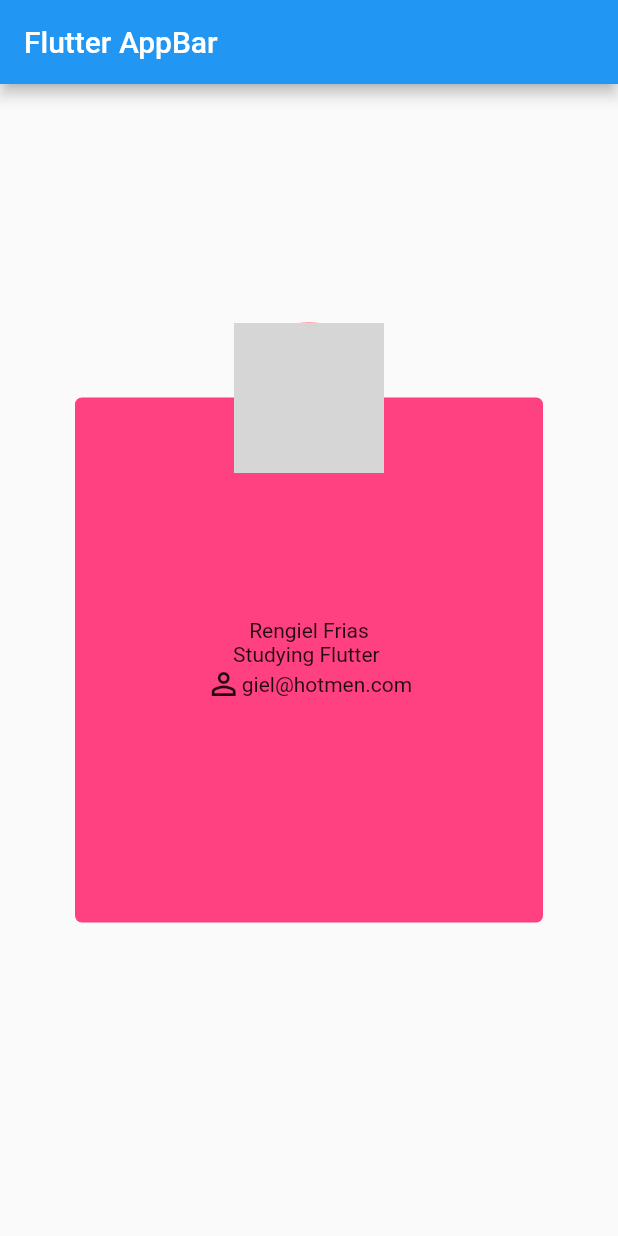
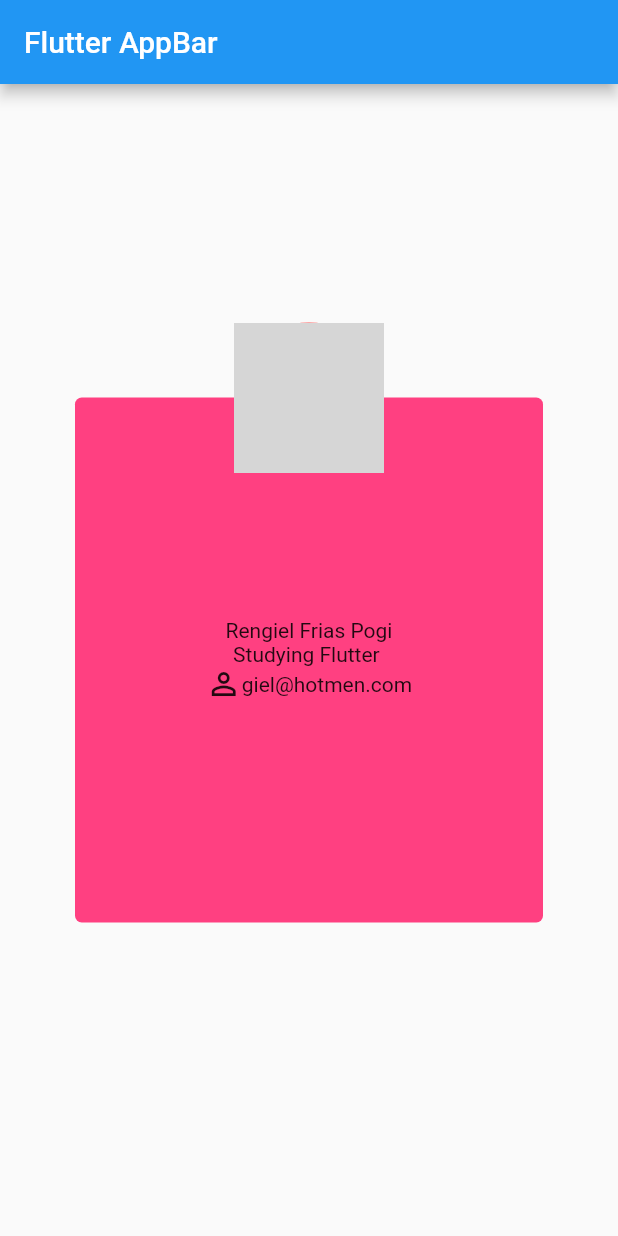
Before and after one commit to OJTBCS/PriceVerifierAndroipApp, a Flutter app: the screen it shows after launch, on a phone screen of 412 x 824 dp. Run offline on Flutter 3.47's test engine with Material 2 defaults, Android fonts, the phone set to English and light mode, and no system bars; network calls fail; grey boxes are pictures that could not be loaded.

Commit message:
Second Commit

```diff
--- a/lib/ui/home.dart
+++ b/lib/ui/home.dart
@@ -32,7 +32,7 @@ class BizCard extends StatelessWidget {
       child: Column(
         mainAxisAlignment: MainAxisAlignment.center,
         children: [
-          const Text ('Rengiel Frias'),
+          const Text ('Rengiel Frias Pogi'),
           const Text('Studying Flutter '),
           Row(
             mainAxisAlignment: MainAxisAlignment.center,
```
